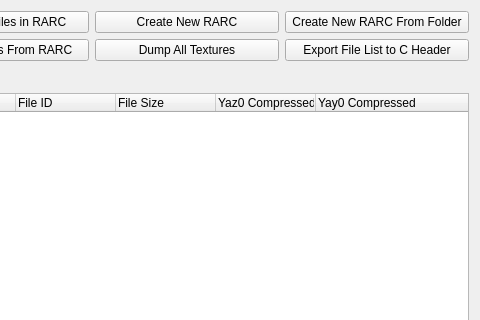
This is gcft_ui/rarc_tab.ui in LagoLunatic/GCFT as Qt 5 draws it before an edit; both pictures show x 296 to 776 and y 0 to 320 of the 776 by 515 pixel window. The edited form follows.
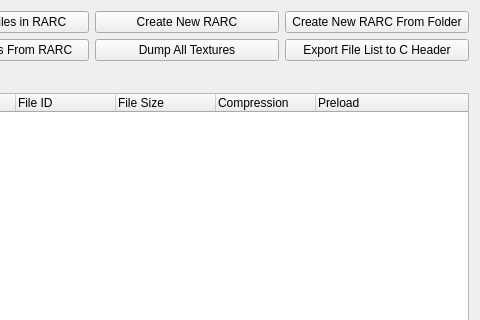
This is the edited form.

Commit message: RARC: Implement changing file preload type

```diff
--- a/gcft_ui/rarc_tab.ui
+++ b/gcft_ui/rarc_tab.ui
@@ -121,12 +121,12 @@
      </column>
      <column>
       <property name="text">
-       <string>Yaz0 Compressed</string>
+       <string>Compression</string>
       </property>
      </column>
      <column>
       <property name="text">
-       <string>Yay0 Compressed</string>
+       <string>Preload</string>
       </property>
      </column>
     </widget>
```
The commit also changes 2 other files.
